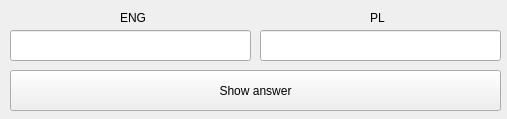
The window that wordsteacher.ui (edyp87/eng) describes before a commit, drawn with Qt 5.
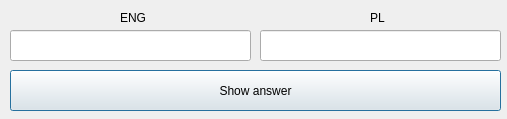
The same window after the commit. Icons and pictures are not drawn.

Commit message: Added autofocus to button and enter support.

```diff
--- a/wordsteacher.ui
+++ b/wordsteacher.ui
@@ -62,6 +62,15 @@
     <property name="text">
      <string>Show answer</string>
     </property>
+    <property name="autoDefault">
+     <bool>true</bool>
+    </property>
+    <property name="default">
+     <bool>true</bool>
+    </property>
+    <property name="flat">
+     <bool>false</bool>
+    </property>
    </widget>
    <widget class="QLabel" name="label_eng">
     <property name="geometry">
```
The commit also changes 2 other files.
